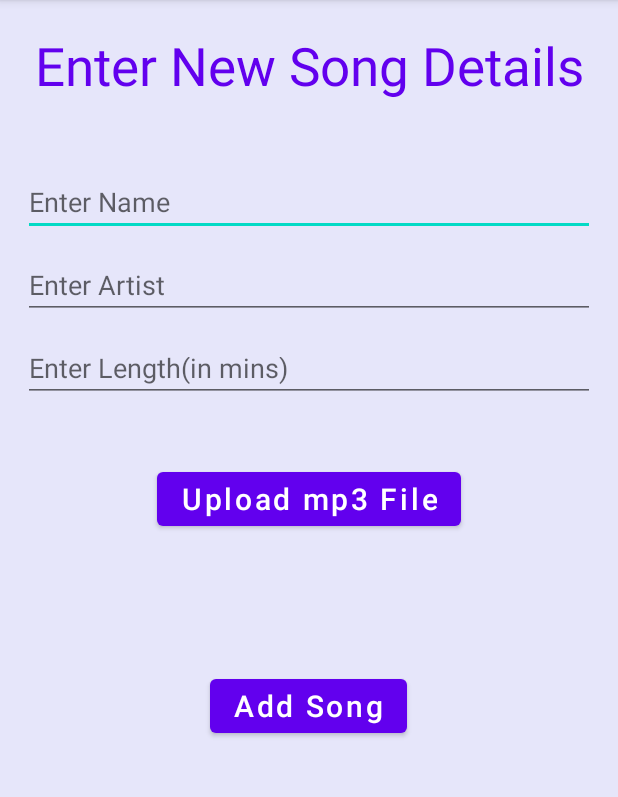
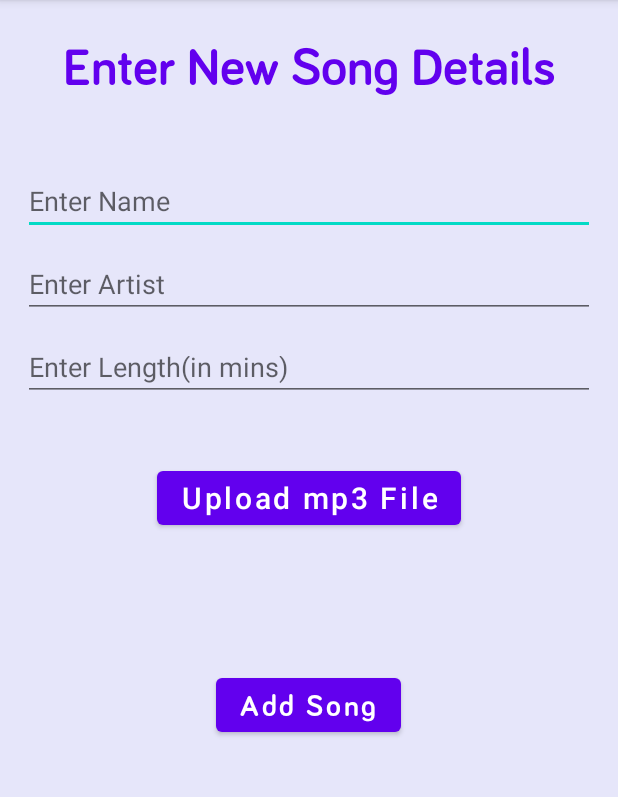
Before and after one commit to omarbaba99/SongBytesApp, an Android app: the AddSongActivity screen opened directly, with no data from a screen before it, on a phone screen of 412 x 824 dp, the part 84-881 px from its top. Run offline under Robolectric (Android 15) with nearby library versions, the phone set to English and light mode, and no system bars.

Commit message:
Added new font and applied changes and new download image

```diff
--- /dev/null
+++ b/app/src/main/res/drawable/ic_upload.xml
@@ -0,0 +1,10 @@
+
+<vector xmlns:android="http://schemas.android.com/apk/res/android"
+    android:width="24dp"
+    android:height="24dp"
+    android:viewportHeight="24.0"
+    android:viewportWidth="24.0">
+    <path
+        android:fillColor="#FFFFFF"
+        android:pathData="M4,6L2,6v14c0,1.1 0.9,2 2,2h14v-2L4,20L4,6zM20,2L8,2c-1.1,0 -2,0.9 -2,2v12c0,1.1 0.9,2 2,2h12c1.1,0 2,-0.9 2,-2L22,4c0,-1.1 -0.9,-2 -2,-2zM19,11h-4v4h-2v-4L9,11L9,9h4L13,5h2v4h4v2z" />
+</vector>
--- a/app/src/main/res/layout/activity_add_song.xml
+++ b/app/src/main/res/layout/activity_add_song.xml
@@ -17,7 +17,8 @@
         android:text="Enter New Song Details"
         android:layout_marginBottom="50dp"
         android:textColor="@color/design_default_color_primary"
-        android:textSize="35sp"/>
+        android:textSize="35sp"
+        android:fontFamily="@font/bariol_bold"/>
 
     <EditText
         android:id="@+id/editTextName"
@@ -76,7 +77,9 @@
             android:id="@+id/tvAttachment"
             android:layout_width="wrap_content"
             android:layout_height="wrap_content"
-            android:visibility="gone"/>
+            android:visibility="gone"
+            app:drawableLeftCompat="@drawable/ic_upload"
+            app:drawableStartCompat="@drawable/ic_upload"/>
     </LinearLayout>
     <Button
         android:id="@+id/button_addSong"
@@ -91,6 +94,6 @@
         app:backgroundTint="@color/design_default_color_primary"
         android:layout_marginTop="50dp"
         android:onClick="addSong"
-        />
+        android:fontFamily="@font/bariol_bold"/>
 
 </RelativeLayout>
--- a/app/src/main/res/layout/activity_admin.xml
+++ b/app/src/main/res/layout/activity_admin.xml
@@ -16,7 +16,8 @@
         android:gravity="center"
         android:text="Welcome Admin"
         android:textColor="@color/design_default_color_primary"
-        android:textSize="35sp"/>
+        android:textSize="35sp"
+        android:fontFamily="@font/bariol_bold"/>
 
     <Button
         android:id="@+id/button_add"
@@ -31,6 +32,7 @@
         android:textSize="20dp"
         app:backgroundTint="@color/design_default_color_primary"
         android:layout_marginTop="20dp"
-        android:onClick="openAddSongActivity"/>
+        android:onClick="openAddSongActivity"
+        android:fontFamily="@font/bariol_bold"/>
 
 </RelativeLayout>
--- a/app/src/main/res/layout/activity_main.xml
+++ b/app/src/main/res/layout/activity_main.xml
@@ -16,7 +16,8 @@
         android:gravity="center"
         android:text="Song Bytes"
         android:textColor="@color/design_default_color_primary"
-        android:textSize="35sp"/>
+        android:textSize="35sp"
+        android:fontFamily="@font/bariol_bold"/>
 
     <ImageView
         android:id="@+id/bannerImage"
--- a/app/src/main/res/layout/activity_songs.xml
+++ b/app/src/main/res/layout/activity_songs.xml
@@ -17,7 +17,8 @@
         android:gravity="center"
         android:text="Welcome User"
         android:textColor="@color/design_default_color_primary"
-        android:textSize="35sp"/>
+        android:textSize="35sp"
+        android:fontFamily="@font/bariol_bold"/>
 
     <fragment
         android:name="com.example.songbytesapp.DisplaySongFragment"
```
Also changed, not shown: app/src/main/res/layout/activity_play_song.xml (+6 -3 lines), app/src/main/res/layout/fragment_display_song.xml (+8 -4 lines), app/src/main/res/font/bariol_bold.otf (added), app/src/main/res/font/bariol_regular.otf (added), 3 other files.
